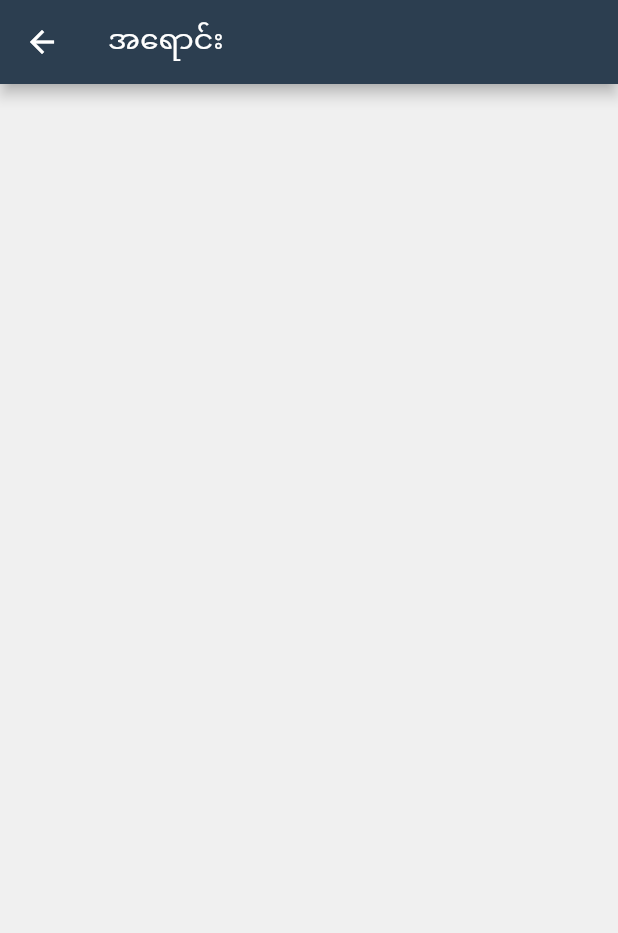
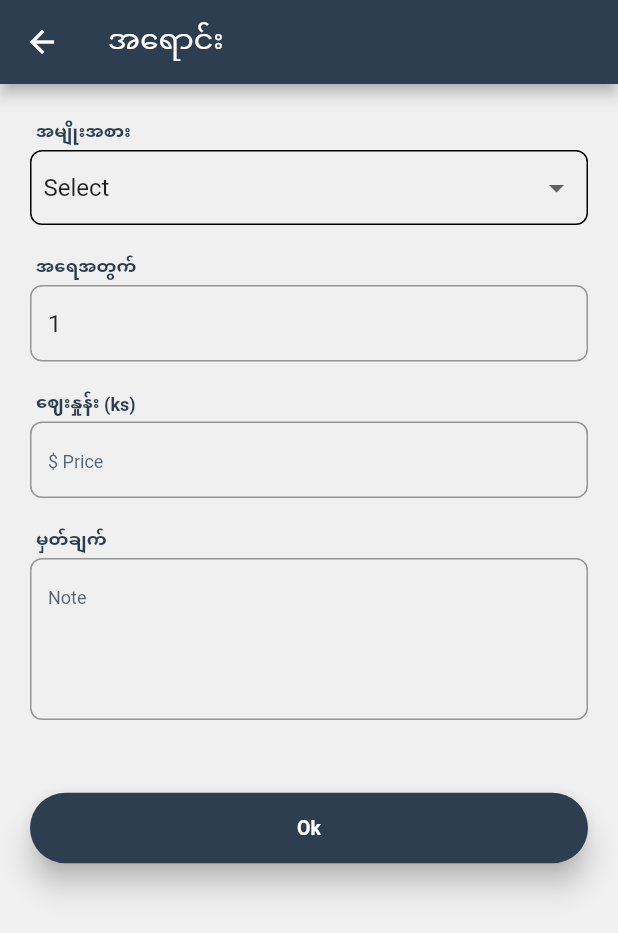
Before and after one commit to naing-pyae-hlyan/stmledger, a Flutter app: the SaleHomePage screen opened directly, on a phone screen of 412 x 824 dp. Shown: the top 933 px of the screen. Run offline on Flutter 3.47's test engine with Material 2 defaults, Android fonts, the phone set to English and light mode, and no system bars; our stand-ins replace device_info_plus, image_picker, package_info_plus.

Commit message:
Sale UI implemented.

```diff
--- a/lib/ui/dialog/add_category_dialog.dart
+++ b/lib/ui/dialog/add_category_dialog.dart
@@ -48,48 +48,22 @@ class AddCategoryDialog {
                 fontWeight: FontWeight.bold,
               ),
             ),
-            _inputForm(
+            myInputForm(
               nameCtrl,
               hintText: 'Name',
               fn: nameFn,
+              margin: const EdgeInsets.symmetric(horizontal: 32, vertical: 16),
             ),
-            _inputForm(
+            myInputForm(
               priceCtrl,
               hintText: '\$ Price',
               keyboardType: TextInputType.number,
               fn: priceFn,
+              margin: const EdgeInsets.symmetric(horizontal: 32, vertical: 16),
             ),
           ],
         ),
       ),
     );
   }
-
-  static Widget _inputForm(
-    TextEditingController controller, {
-    required String hintText,
-    required FocusNode fn,
-    TextInputType keyboardType = TextInputType.text,
-  }) =>
-      Container(
-        margin: const EdgeInsets.symmetric(horizontal: 32, vertical: 16),
-        child: TextFormField(
-          controller: controller,
-          focusNode: fn,
-          maxLines: 1,
-          keyboardType: keyboardType,
-          decoration: InputDecoration(
-            isDense: true,
-            border: OutlineInputBorder(
-              borderRadius: BorderRadius.circular(8),
-              borderSide: BorderSide(color: AppColors.primaryColor),
-            ),
-            hintText: hintText,
-            hintStyle: TextStyle(
-              fontSize: 12,
-              color: AppColors.primaryColor.withOpacity(0.8),
-            ),
-          ),
-        ),
-      );
 }
--- a/lib/ui/pages/sale/sale_home_page.dart
+++ b/lib/ui/pages/sale/sale_home_page.dart
@@ -8,6 +8,51 @@ class SaleHomePage extends StatefulWidget {
 }
 
 class _SaleHomePageState extends State<SaleHomePage> {
+  final List<String> _productNameList = ['Select'];
+  String _selectedName = 'Select';
+  late CategoryCtrl _categoryCtrl;
+  TextEditingController _quantityCtrl = TextEditingController();
+  TextEditingController _priceCtrl = TextEditingController();
+  TextEditingController _noteCtrl = TextEditingController();
+
+  FocusNode _quantityFn = FocusNode();
+  FocusNode _priceFn = FocusNode();
+  FocusNode _noteFn = FocusNode();
+
+  @override
+  void dispose() {
+    _quantityCtrl.dispose();
+    _priceCtrl.dispose();
+    _noteCtrl.dispose();
+    _quantityFn.dispose();
+    _priceFn.dispose();
+    _noteFn.dispose();
+    super.dispose();
+  }
+
+  @override
+  void initState() {
+    super.initState();
+    _categoryCtrl = context.read<CategoryCtrl>();
+    for (var p in _categoryCtrl.products) {
+      _productNameList.add(p.name ?? '');
+    }
+    _selectedName = _productNameList[0];
+    _quantityCtrl.text = '1';
+  }
+
+  void _dropDownValueChanged(dynamic s) {
+    setState(() => _selectedName = s);
+    for (var p in _categoryCtrl.products) {
+      if (p.name == s) {
+        _priceCtrl.text = p.price.toString();
+        break;
+      } else {
+        _priceCtrl.clear();
+      }
+    }
+  }
+
   @override
   Widget build(BuildContext context) {
     return Scaffold(
@@ -16,6 +61,63 @@ class _SaleHomePageState extends State<SaleHomePage> {
         centerTitle: false,
         title: const Text('အရောင်း'),
       ),
+      body: _body(),
     );
   }
+
+  Widget _body() => Container(
+        padding: const EdgeInsets.all(20),
+        child: SingleChildScrollView(
+          child: Column(
+            crossAxisAlignment: CrossAxisAlignment.start,
+            children: <Widget>[
+              _mText('အမျိုးအစား'),
+              MyDropDown(
+                selectedName: _selectedName,
+                list: _productNameList,
+                onChanged: _dropDownValueChanged,
+              ),
+              const SizedBox(height: 16),
+              _mText('အရေအတွက်'),
+              myInputForm(
+                _quantityCtrl,
+                fn: _quantityFn,
+                hintText: 'Quantity',
+                keyboardType: TextInputType.number,
+              ),
+              const SizedBox(height: 16),
+              _mText('ဈေးနှုန်း ($dia)'),
+              myInputForm(
+                _priceCtrl,
+                fn: _priceFn,
+                hintText: '\$ Price',
+                keyboardType: TextInputType.number,
+              ),
+              const SizedBox(height: 16),
+              _mText('မှတ်ချက်'),
+              myInputForm(
+                _noteCtrl,
+                fn: _noteFn,
+                hintText: 'Note',
+                maxLine: 4,
+                keyboardType: TextInputType.text,
+              ),
+              const SizedBox(height: 48),
+              ActionButton(onTap: () {}, label: 'Ok'),
+            ],
+          ),
+        ),
+      );
+
+  Widget _mText(String t) => Padding(
+        padding: const EdgeInsets.all(4.0),
+        child: Text(
+          t,
+          style: TextStyle(
+            fontSize: 12,
+            fontWeight: FontWeight.bold,
+            color: AppColors.primaryColor,
+          ),
+        ),
+      );
 }
--- /dev/null
+++ b/lib/ui/widgets/my_dropdown.dart
@@ -0,0 +1,44 @@
+import '../../lib_exp.dart';
+
+class MyDropDown extends StatefulWidget {
+  final String selectedName;
+  final List<String> list;
+  final ValueChanged<dynamic> onChanged;
+  const MyDropDown({
+    Key? key,
+    required this.selectedName,
+    required this.list,
+    required this.onChanged,
+  }) : super(key: key);
+
+  @override
+  _MyDropDownState createState() => _MyDropDownState();
+}
+
+class _MyDropDownState extends State<MyDropDown> {
+  @override
+  Widget build(BuildContext context) {
+    return Container(
+      decoration: BoxDecoration(
+        border: Border.all(width: 1),
+        borderRadius: BorderRadius.circular(8),
+      ),
+      padding: const EdgeInsets.symmetric(horizontal: 8),
+      child: DropdownButton<String>(
+        value: widget.selectedName,
+        isExpanded: true,
+        underline: const SizedBox.shrink(),
+        dropdownColor: Colors.white,
+        items: widget.list
+            .map(
+              (String name) => DropdownMenuItem(
+                value: name,
+                child: Text(name),
+              ),
+            )
+            .toList(),
+        onChanged: widget.onChanged,
+      ),
+    );
+  }
+}
--- /dev/null
+++ b/lib/ui/widgets/my_input_form.dart
@@ -0,0 +1,31 @@
+import '../../lib_exp.dart';
+
+Widget myInputForm(
+  TextEditingController controller, {
+  required String hintText,
+  FocusNode? fn,
+  EdgeInsetsGeometry? margin,
+  TextInputType keyboardType = TextInputType.text,
+  int maxLine = 1,
+}) =>
+    Container(
+      margin: margin,
+      child: TextFormField(
+        controller: controller,
+        focusNode: fn,
+        maxLines: maxLine,
+        keyboardType: keyboardType,
+        decoration: InputDecoration(
+          isDense: true,
+          border: OutlineInputBorder(
+            borderRadius: BorderRadius.circular(8),
+            borderSide: BorderSide(color: AppColors.primaryColor),
+          ),
+          hintText: hintText,
+          hintStyle: TextStyle(
+            fontSize: 12,
+            color: AppColors.primaryColor.withOpacity(0.8),
+          ),
+        ),
+      ),
+    );
--- a/lib/ui/widgets/widget_exp.dart
+++ b/lib/ui/widgets/widget_exp.dart
@@ -1,2 +1,4 @@
 export 'action_button.dart';
 export 'my_item.dart';
+export 'my_input_form.dart';
+export 'my_dropdown.dart';
```
